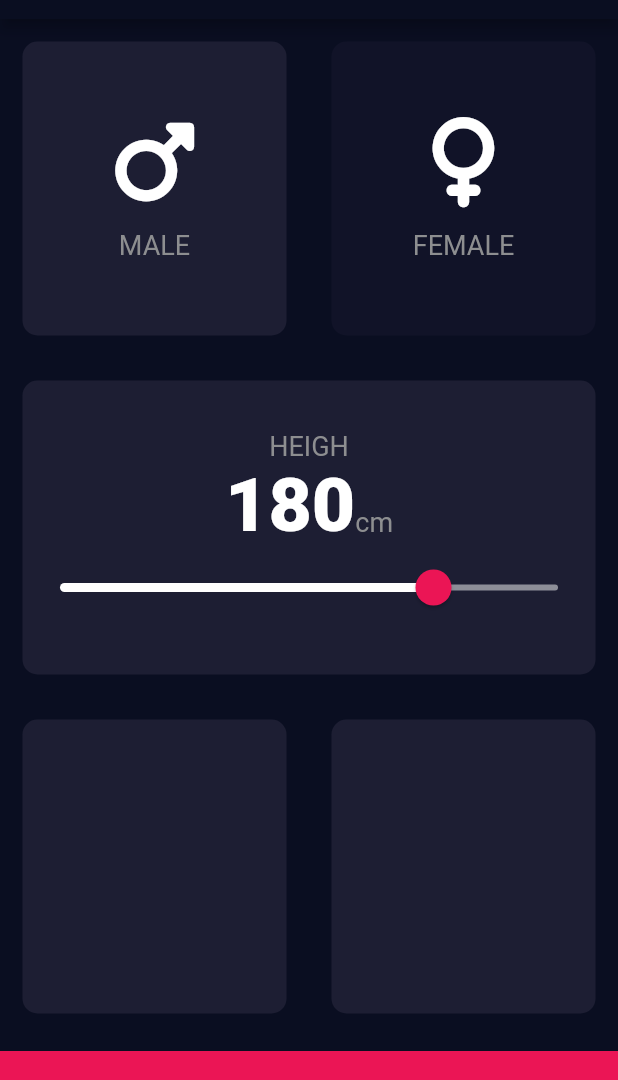
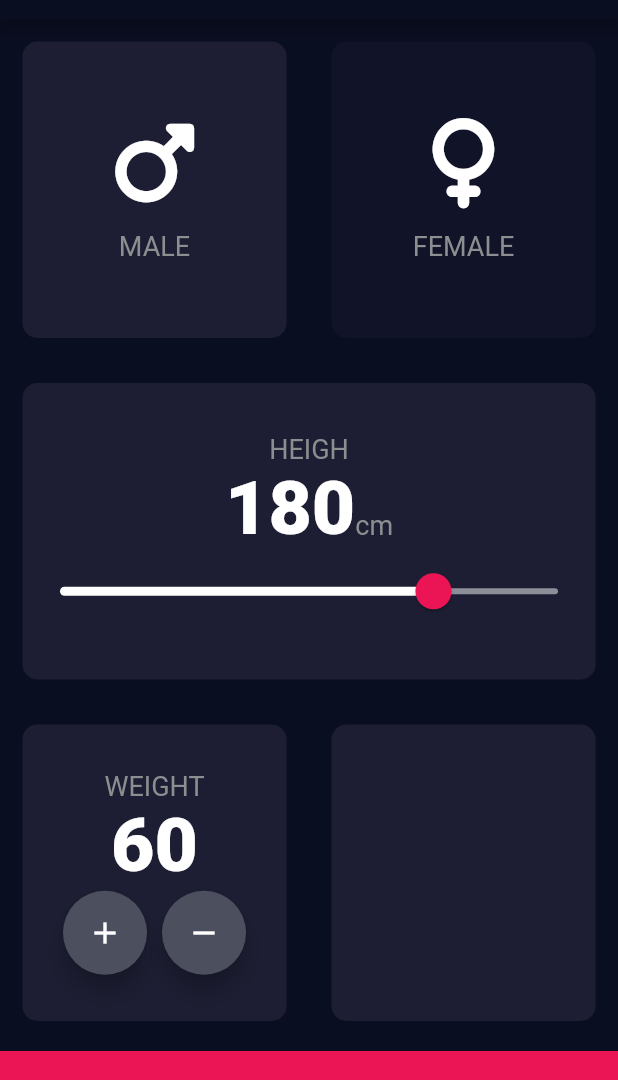
Before and after one commit to Sandra-chemist/bmi_calculator, a Flutter app: the screen it shows after launch, on a phone screen of 412 x 824 dp, the part 65-1145 px from its top. Run offline on Flutter 3.47's test engine with Material 2 defaults, Android fonts, the phone set to English and light mode, and no system bars; our stand-ins replace font_awesome_flutter.

Commit message:
bottom left column was added

```diff
--- a/lib/input_page.dart
+++ b/lib/input_page.dart
@@ -17,6 +17,7 @@ class InputPage extends StatefulWidget {
 class _InputPageState extends State<InputPage> {
   Gender selectedGender = Gender.male;
   int height = 180;
+  int weight = 60;
 
   @override
   Widget build(BuildContext context) {
@@ -118,7 +119,43 @@ class _InputPageState extends State<InputPage> {
                 Expanded(
                   child: ReusableCard(
                     kActiveCardColour,
-                    Column(),
+                    Column(
+                      mainAxisAlignment: MainAxisAlignment.center,
+                      children: [
+                        Text(
+                          'WEIGHT',
+                          style: kLabelTextStyle,
+                        ),
+                        Text(
+                          weight.toString(),
+                          style: kNumberTextStyle,
+                        ),
+                        Row(
+                          mainAxisAlignment: MainAxisAlignment.center,
+                          children: [
+                            FloatingActionButton(
+                              backgroundColor: Color(0xFF4C4F5E),
+                              onPressed: () {},
+                              child: Icon(
+                                Icons.add,
+                                color: Colors.white,
+                              ),
+                            ),
+                            SizedBox(
+                              width: 10.0,
+                            ),
+                            FloatingActionButton(
+                              backgroundColor: Color(0xFF4C4F5E),
+                              onPressed: () {},
+                              child: Icon(
+                                Icons.remove,
+                                color: Colors.white,
+                              ),
+                            ),
+                          ],
+                        ),
+                      ],
+                    ),
                     onPress: () {},
                   ),
                 ),
@@ -133,7 +170,7 @@ class _InputPageState extends State<InputPage> {
             )),
             Container(
               color: kBottomContainerColour,
-              margin: EdgeInsets.only(top: 10.0),
+              margin: EdgeInsets.only(top: 5.0),
               width: double.infinity,
               height: kBottomContainerHeight,
             ),
```
